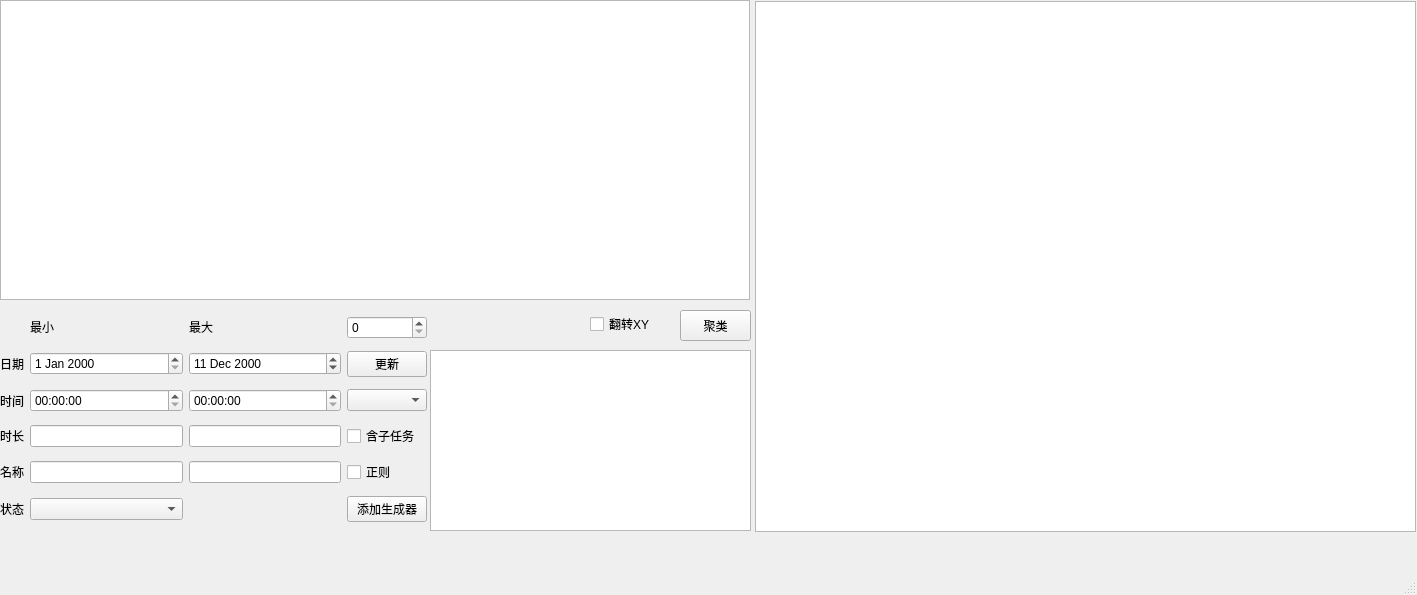
The window that Qt_GUI/layout.ui (XuHg-zjcn/time-manager) describes before a commit, drawn with Qt 5.
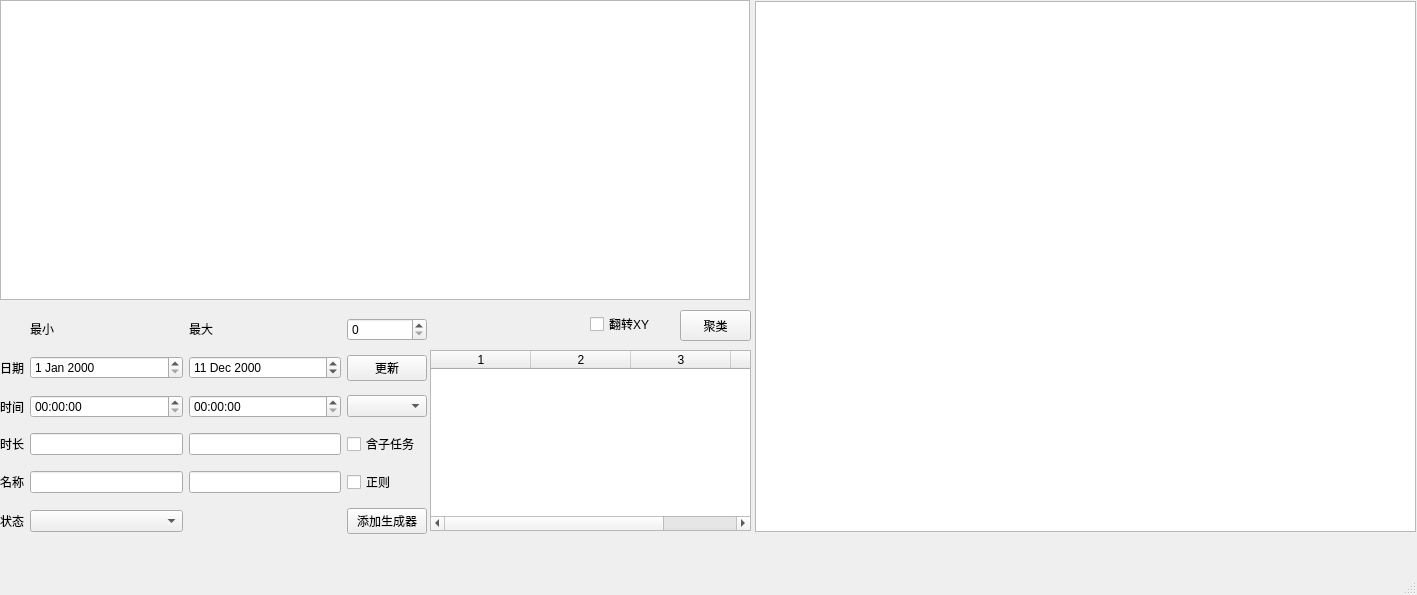
The same window after the commit. Custom widgets are drawn as their Qt base class.

Commit message: feat: PlotItemTableWidget, show PlotItem in GUI

```diff
--- a/Qt_GUI/layout.ui
+++ b/Qt_GUI/layout.ui
@@ -42,7 +42,7 @@
       <x>0</x>
       <y>310</y>
       <width>427</width>
-      <height>221</height>
+      <height>232</height>
      </rect>
     </property>
     <layout class="QGridLayout" name="gridLayout">
@@ -265,7 +265,7 @@
      <string>翻转XY</string>
     </property>
    </widget>
-   <widget class="QTableView" name="plotitem_tab">
+   <widget class="PlotItemTableWidget" name="plotitem_tab">
     <property name="geometry">
      <rect>
       <x>430</x>
@@ -274,6 +274,13 @@
       <height>181</height>
      </rect>
     </property>
+    <property name="columnCount">
+     <number>4</number>
+    </property>
+    <column/>
+    <column/>
+    <column/>
+    <column/>
    </widget>
   </widget>
   <widget class="QMenuBar" name="menubar">
@@ -299,6 +306,11 @@
    <extends>QTableView</extends>
    <header>Qt_GUI.pandasModel</header>
   </customwidget>
+  <customwidget>
+   <class>PlotItemTableWidget</class>
+   <extends>QTableWidget</extends>
+   <header>Qt_GUI.datetime2d.PlotItemTableWidget</header>
+  </customwidget>
  </customwidgets>
  <resources/>
  <connections/>
```
The commit also changes 4 other files.
